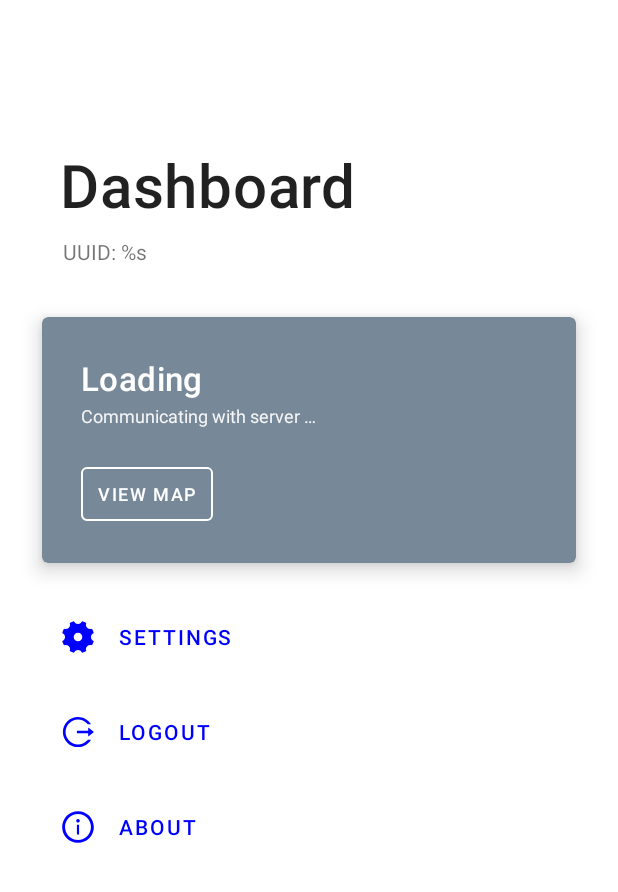
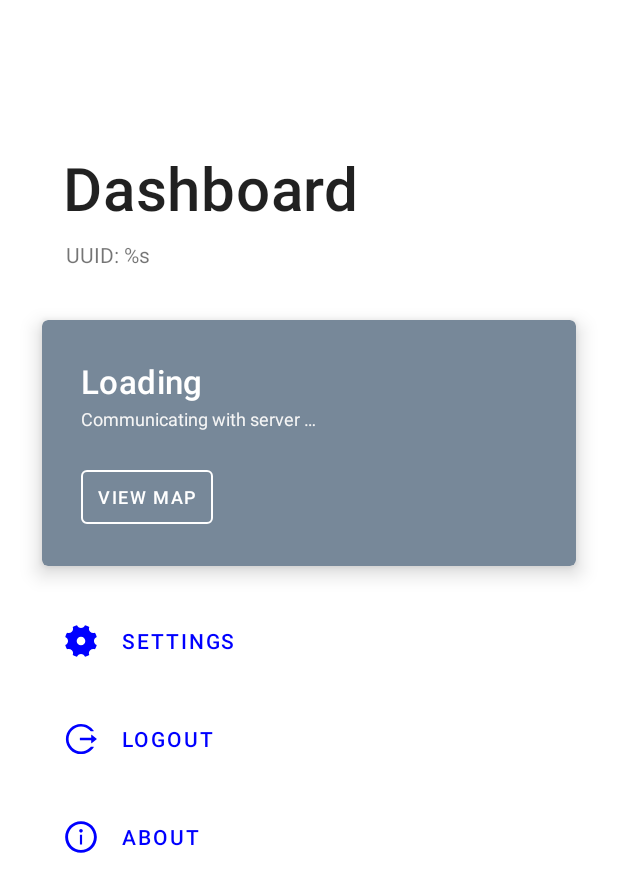
Before and after one commit to link857/SmartCrutch_Android_App_new, an Android app: the layout activity_main.xml on its own in the app's theme, with its tools: preview values and no code run, on a phone screen of 412 x 824 dp. Shown: the top 892 px of the screen. Run offline under Robolectric (Android 15) with nearby library versions, the phone set to English and light mode, and no system bars.

Commit message:
Improve layout

```diff
--- a/app/src/main/res/layout/activity_main.xml
+++ b/app/src/main/res/layout/activity_main.xml
@@ -11,8 +11,8 @@
         android:id="@+id/main_dashboard_text_view"
         android:layout_width="wrap_content"
         android:layout_height="wrap_content"
-        android:layout_marginStart="40dp"
-        android:layout_marginTop="40dp"
+        android:layout_marginStart="42dp"
+        android:layout_marginTop="42dp"
         android:text="@string/text_view_dashboard"
         android:textAppearance="@style/TextAppearance.MaterialComponents.Headline6"
         android:textSize="40sp" />
@@ -23,7 +23,7 @@
         android:layout_width="wrap_content"
         android:layout_height="wrap_content"
         android:layout_marginVertical="8dp"
-        android:layout_marginStart="42dp"
+        android:layout_marginStart="44dp"
         android:text="@string/user_info_text_view" />
 
     <ScrollView
@@ -100,20 +100,22 @@
 
             <com.google.android.material.button.MaterialButton
                 style="@style/Widget.MaterialComponents.Button.TextButton"
-                android:layout_width="wrap_content"
-                android:layout_height="wrap_content"
-                android:layout_marginStart="40sp"
-                android:layout_marginTop="25dp"
+                android:layout_width="match_parent"
+                android:layout_height="60dp"
+                android:layout_marginHorizontal="42sp"
+                android:gravity="start|center_vertical"
+                android:layout_marginTop="20dp"
                 android:text="@string/button_launch_settings"
                 app:icon="@drawable/ic_settings_grey_24dp"
                 app:iconPadding="15dp" />
 
             <com.google.android.material.button.MaterialButton
                 style="@style/Widget.MaterialComponents.Button.TextButton"
-                android:layout_width="wrap_content"
-                android:layout_height="wrap_content"
-                android:layout_marginStart="40sp"
-                android:layout_marginTop="15dp"
+                android:layout_width="match_parent"
+                android:layout_height="60dp"
+                android:layout_marginHorizontal="42sp"
+                android:gravity="start|center_vertical"
+                android:layout_marginTop="5dp"
                 android:onClick="logout"
                 android:text="@string/button_logout"
                 app:icon="@drawable/ic_logout_grey_24dp"
@@ -121,10 +123,11 @@
 
             <com.google.android.material.button.MaterialButton
                 style="@style/Widget.MaterialComponents.Button.TextButton"
-                android:layout_width="wrap_content"
-                android:layout_height="wrap_content"
-                android:layout_marginStart="40sp"
-                android:layout_marginTop="15dp"
+                android:layout_width="match_parent"
+                android:layout_height="60dp"
+                android:layout_marginHorizontal="42sp"
+                android:gravity="start|center_vertical"
+                android:layout_marginTop="5dp"
                 android:onClick="showAbout"
                 android:text="@string/button_launch_about"
                 app:icon="@drawable/ic_about_grey_24dp"
--- a/app/src/main/res/values/strings.xml
+++ b/app/src/main/res/values/strings.xml
@@ -39,8 +39,8 @@
     <string name="about_title">About</string>
 
     <!-- Long strings -->
-    <string name="about_content" translatable="false">SmartCrutch App v%s\n
+    <string name="about_content" translatable="false">\nSmartCrutch App v%s\n
 By @DeltaZero (https://github.com/233a344a455)\n\n
 Project repo: https://github.com/SZ2G-RoboticsClub/SmartCrutch-Android-App (Currently private)\n\n
-Copyright © 2021 DeltaZero, All rights reserved.\n\n</string>
+Copyright © 2021 DeltaZero, All rights reserved.\n</string>
 </resources>
```
Also changed, not shown: 1 other file.
